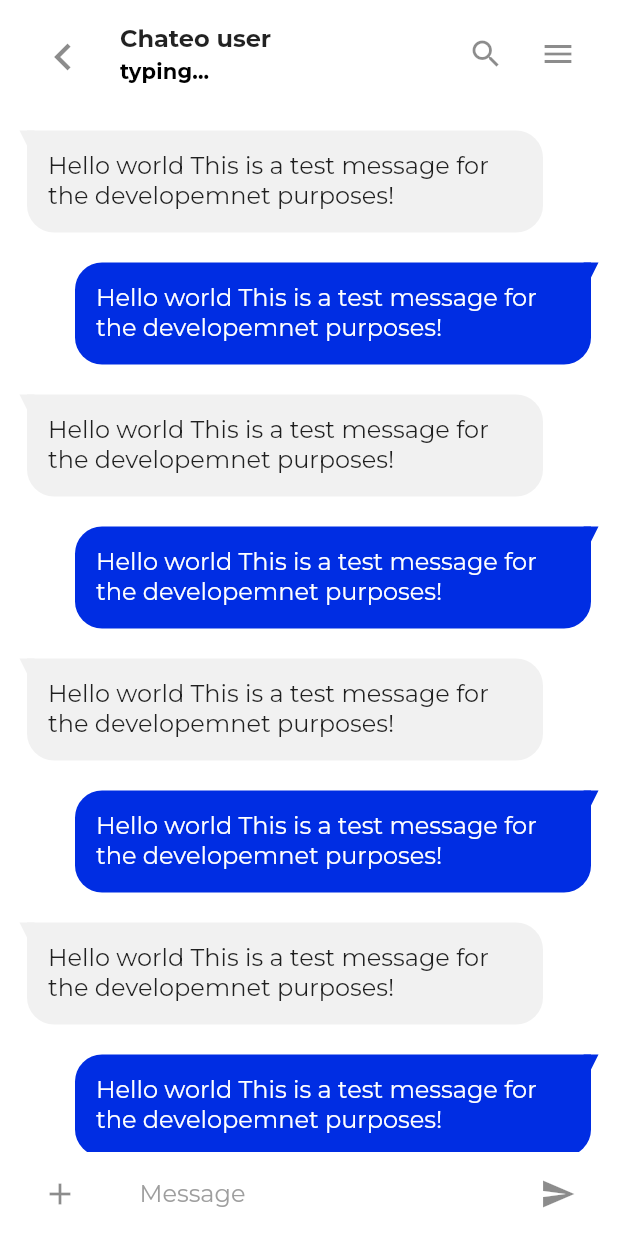
After one commit to vishnucprasad/chateo, a Flutter app: the ChatPage screen opened by its route, on a phone screen of 412 x 824 dp. The commit adds this screen. Run offline on Flutter 3.47's test engine with Material 2 defaults, Android fonts, the phone set to English and light mode, and no system bars; drawn by our look-alikes of scrollable_positioned_list; our stand-ins replace auto_route, country_code_picker, dartz, dio, flutter_bloc, freezed_annotation and 5 more; accounts and stored records are empty; statements that could not run were skipped.

Commit message:
Extracted messages list widget

```diff
--- a/lib/presentation/pages/chat_page/chat_page.dart
+++ b/lib/presentation/pages/chat_page/chat_page.dart
@@ -1,68 +1,20 @@
 import 'package:chateo/presentation/pages/chat_page/widgets/chat_title_bar.dart';
 import 'package:chateo/presentation/pages/chat_page/widgets/message_input_field.dart';
-import 'package:chateo/presentation/pages/chat_page/widgets/recived_message_bubble.dart';
-import 'package:chateo/presentation/pages/chat_page/widgets/send_message_bubble.dart';
+import 'package:chateo/presentation/pages/chat_page/widgets/message_list.dart';
 import 'package:flutter/material.dart';
-import 'package:scrollable_positioned_list/scrollable_positioned_list.dart';
 
 class ChatPage extends StatelessWidget {
   const ChatPage({super.key});
 
   @override
   Widget build(BuildContext context) {
-    final ItemScrollController scrollController = ItemScrollController();
-
-    WidgetsBinding.instance.addPostFrameCallback((_) {
-      scrollController.jumpTo(index: 19);
-    });
-
     return Scaffold(
       body: SafeArea(
         child: Column(
-          children: [
-            const ChatTitleBar(),
-            Expanded(
-              child: ScrollablePositionedList.builder(
-                itemScrollController: scrollController,
-                itemBuilder: (BuildContext ctx, int index) {
-                  if (index == 15) {
-                    return SendMessageBubble(
-                      message:
-                          "Hello world This is a test message for the developemnet purposes!",
-                      mentionedMessage:
-                          "Hello world This is a test message for the developemnet purposes!",
-                      mentionedIndex: 2,
-                      scrollController: scrollController,
-                    );
-                  }
-
-                  if (index == 18) {
-                    return RecivedMessageBubble(
-                      message:
-                          "Hello world This is a test message for the developemnet purposes!",
-                      mentionedMessage:
-                          "Hello world This is a test message for the developemnet purposes!",
-                      mentionedIndex: 3,
-                      scrollController: scrollController,
-                    );
-                  }
-
-                  if (index % 2 == 0) {
-                    return const RecivedMessageBubble(
-                      message:
-                          "Hello world This is a test message for the developemnet purposes!",
-                    );
-                  }
-
-                  return const SendMessageBubble(
-                    message:
-                        "Hello world This is a test message for the developemnet purposes!",
-                  );
-                },
-                itemCount: 20,
-              ),
-            ),
-            const MessageInputField()
+          children: const [
+            ChatTitleBar(),
+            MessageList(),
+            MessageInputField(),
           ],
         ),
       ),
--- /dev/null
+++ b/lib/presentation/pages/chat_page/widgets/message_list.dart
@@ -0,0 +1,61 @@
+import 'package:chateo/presentation/pages/chat_page/widgets/recived_message_bubble.dart';
+import 'package:chateo/presentation/pages/chat_page/widgets/send_message_bubble.dart';
+import 'package:flutter/material.dart';
+import 'package:scrollable_positioned_list/scrollable_positioned_list.dart';
+
+class MessageList extends StatelessWidget {
+  const MessageList({
+    super.key,
+  });
+
+  @override
+  Widget build(BuildContext context) {
+    final ItemScrollController scrollController = ItemScrollController();
+
+    WidgetsBinding.instance.addPostFrameCallback((_) {
+      scrollController.jumpTo(index: 19);
+    });
+
+    return Expanded(
+      child: ScrollablePositionedList.builder(
+        itemScrollController: scrollController,
+        itemBuilder: (BuildContext ctx, int index) {
+          if (index == 15) {
+            return SendMessageBubble(
+              message:
+                  "Hello world This is a test message for the developemnet purposes!",
+              mentionedMessage:
+                  "Hello world This is a test message for the developemnet purposes!",
+              mentionedIndex: 2,
+              scrollController: scrollController,
+            );
+          }
+
+          if (index == 18) {
+            return RecivedMessageBubble(
+              message:
+                  "Hello world This is a test message for the developemnet purposes!",
+              mentionedMessage:
+                  "Hello world This is a test message for the developemnet purposes!",
+              mentionedIndex: 3,
+              scrollController: scrollController,
+            );
+          }
+
+          if (index % 2 == 0) {
+            return const RecivedMessageBubble(
+              message:
+                  "Hello world This is a test message for the developemnet purposes!",
+            );
+          }
+
+          return const SendMessageBubble(
+            message:
+                "Hello world This is a test message for the developemnet purposes!",
+          );
+        },
+        itemCount: 20,
+      ),
+    );
+  }
+}
```
